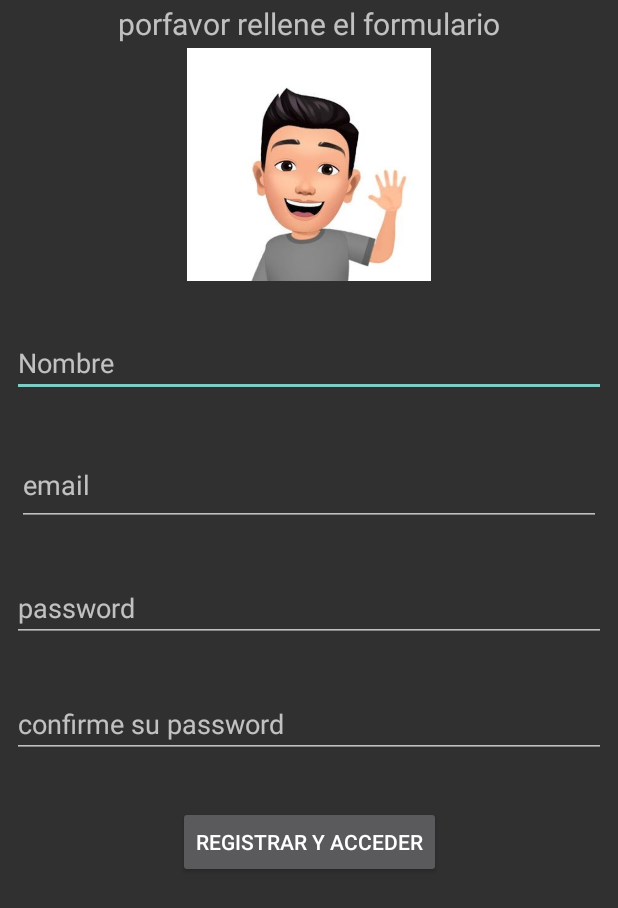
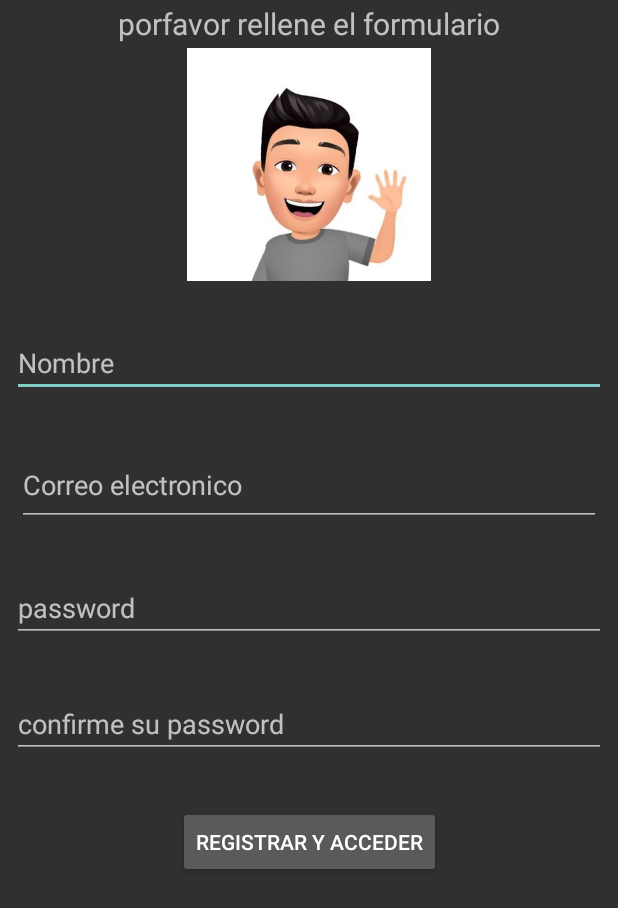
Before and after one commit to JohnRCabMaas/TAP-4A-2021, an Android app: the registro screen opened directly, with no data from a screen before it, on a phone screen of 412 x 824 dp. Shown: the top 908 px of the screen. Run offline under Robolectric (Android 15) with nearby library versions, the phone set to English and light mode, and no system bars.

Commit message:
Practica 5

```diff
--- a/Parcial_2/Practicas/Practica_5/app/src/main/res/layout/activity_registro.xml
+++ b/Parcial_2/Practicas/Practica_5/app/src/main/res/layout/activity_registro.xml
@@ -32,7 +32,7 @@
         android:layout_marginEnd="8dp"
         android:layout_marginRight="8dp"
         android:ems="10"
-        android:hint="email"
+        android:hint="Correo electronico"
         android:inputType="textEmailAddress"
         app:layout_constraintEnd_toEndOf="parent"
         app:layout_constraintStart_toStartOf="parent"
```
